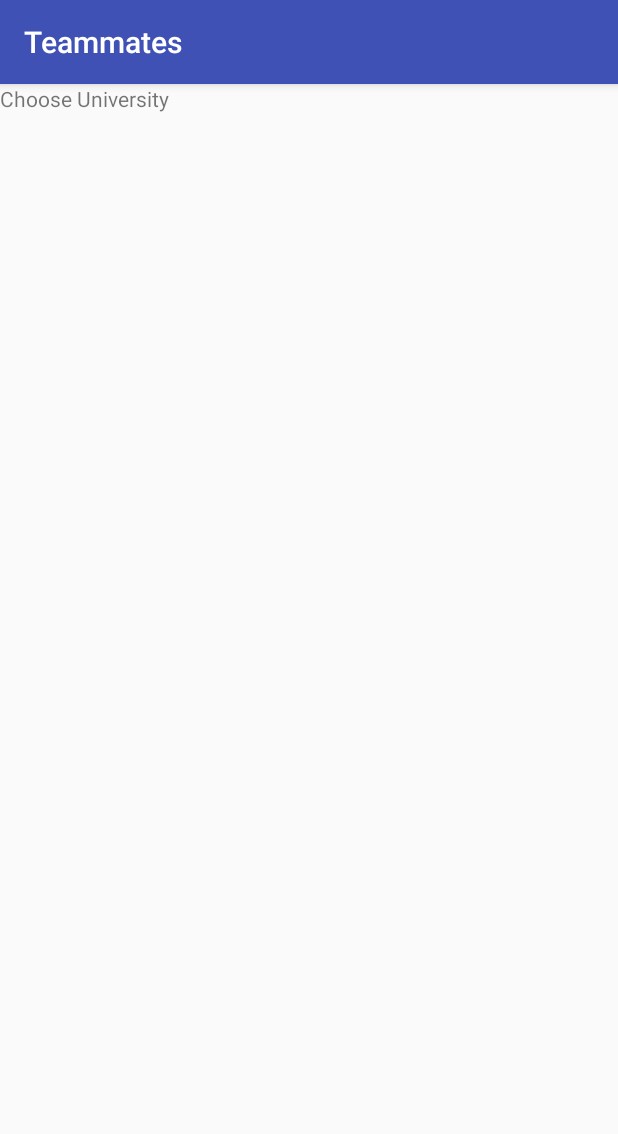
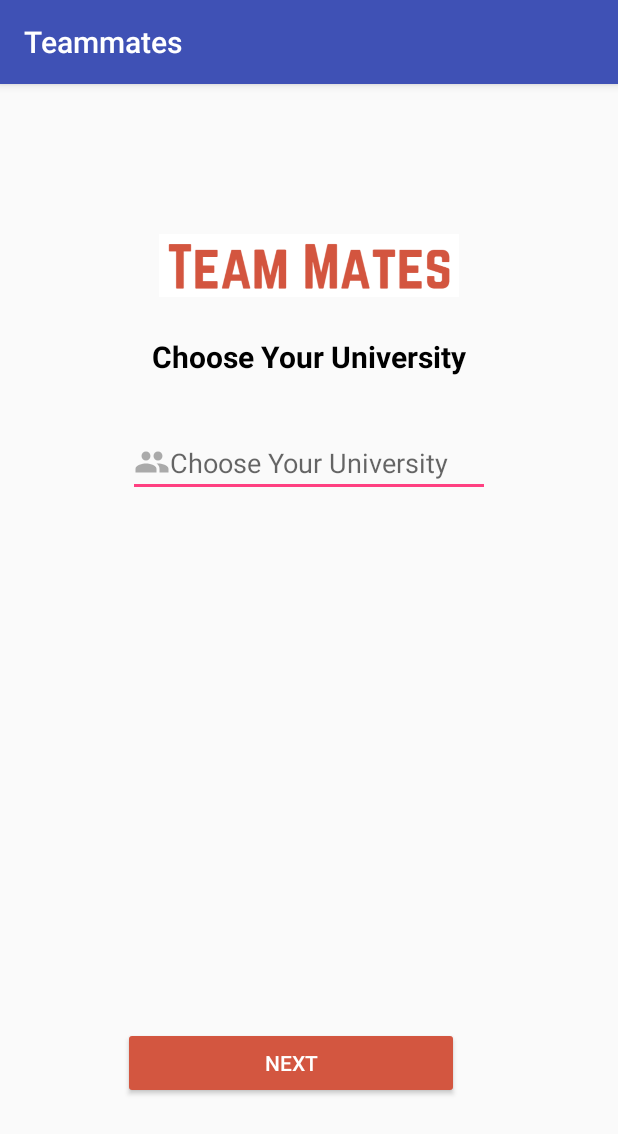
Before and after one commit to maziesmith/mobile-application-development-1, an Android app: the University screen opened directly, with no data from a screen before it, on a phone screen of 412 x 824 dp. Shown: the top 1134 px of the screen. Run offline under Robolectric (Android 15) with nearby library versions, the phone set to English and light mode, and no system bars.

Commit message:
Teammates: Login and Register Done

```diff
--- a/Teammates/app/build.gradle
+++ b/Teammates/app/build.gradle
@@ -23,10 +23,10 @@ dependencies {
     //noinspection GradleCompatible
     implementation 'com.android.support:appcompat-v7:28.0.0'
     implementation 'com.android.support.constraint:constraint-layout:1.1.3'
-    implementation 'com.google.firebase:firebase-auth:11.6.0'
     testImplementation 'junit:junit:4.12'
     androidTestImplementation 'com.android.support.test:runner:1.0.2'
     androidTestImplementation 'com.android.support.test.espresso:espresso-core:3.0.2'
+    implementation 'com.google.firebase:firebase-auth:16.0.3'
 }
 
 apply plugin: 'com.google.gms.google-services'
--- a/Teammates/app/src/main/AndroidManifest.xml
+++ b/Teammates/app/src/main/AndroidManifest.xml
@@ -18,7 +18,8 @@
         </activity>
         <activity android:name=".SignIn" />
         <activity android:name=".CreateAccount" />
-        <activity android:name=".University"></activity>
+        <activity android:name=".University" />
+        <activity android:name=".Homepage"></activity>
     </application>
 
 </manifest>
--- a/Teammates/app/src/main/res/layout/activity_create_account.xml
+++ b/Teammates/app/src/main/res/layout/activity_create_account.xml
@@ -66,7 +66,7 @@
 
     <!--Sign in Button-->
     <Button
-        android:id="@+id/buttonSignUp"
+        android:id="@+id/nextSignUp"
         android:layout_width="265dp"
         android:layout_height="wrap_content"
         android:layout_alignParentBottom="true"
--- a/Teammates/app/src/main/res/layout/activity_login.xml
+++ b/Teammates/app/src/main/res/layout/activity_login.xml
@@ -79,6 +79,7 @@
 
     <!--Sign in Button-->
     <Button
+        android:id="@+id/buttonSignIn"
         android:layout_width="224dp"
         android:layout_height="wrap_content"
         android:layout_alignEnd="@+id/teammate_signin"
@@ -87,7 +88,8 @@
         android:text="@string/sign_in"
         android:backgroundTint="@color/team"
         android:textColor="@android:color/white"
-        android:layout_alignRight="@+id/teammate_signin" />
+        android:layout_alignRight="@+id/teammate_signin"
+        android:onClick="signInHandler"/>
 
     <!--No accoount? Create One-->
     <LinearLayout
--- a/Teammates/app/src/main/res/layout/activity_university.xml
+++ b/Teammates/app/src/main/res/layout/activity_university.xml
@@ -1,13 +1,54 @@
 <?xml version="1.0" encoding="utf-8"?>
-<android.support.constraint.ConstraintLayout xmlns:android="http://schemas.android.com/apk/res/android"
+<RelativeLayout xmlns:android="http://schemas.android.com/apk/res/android"
     xmlns:app="http://schemas.android.com/apk/res-auto"
     xmlns:tools="http://schemas.android.com/tools"
     android:layout_width="match_parent"
     android:layout_height="match_parent"
     tools:context=".University">
+    <!--Team mate log-->
+    <ImageView
+        android:id="@+id/teammate_signin"
+        android:layout_width="200sp"
+        android:layout_height="142dp"
+        android:layout_alignParentTop="true"
+        android:layout_centerHorizontal="true"
+        android:paddingTop="100sp"
+        android:src="@drawable/teammates" />
+
+
+    <!--Sign In Text View-->
     <TextView
+        android:id="@+id/uni"
         android:layout_width="wrap_content"
         android:layout_height="wrap_content"
-        android:text="Choose University"/>
+        android:layout_alignParentTop="true"
+        android:layout_centerHorizontal="true"
+        android:layout_marginTop="168dp"
+        android:text="@string/choose_your_university"
+        android:textColor="@android:color/background_dark"
+        android:textSize="20sp"
+        android:textStyle="bold" />
 
-</android.support.constraint.ConstraintLayout>
+    <EditText
+        android:id="@+id/emailSignIn"
+        android:layout_width="241dp"
+        android:drawableLeft="@drawable/user"
+        android:layout_height="wrap_content"
+        android:layout_alignParentTop="true"
+        android:layout_centerHorizontal="true"
+        android:layout_marginTop="230dp"
+        android:hint="@string/choose_your_university"
+        android:drawableStart="@drawable/user" />
+
+    <Button
+        android:layout_width="224dp"
+        android:layout_height="wrap_content"
+        android:layout_alignEnd="@+id/teammate_signin"
+        android:layout_alignParentBottom="true"
+        android:layout_marginBottom="91dp"
+        android:text="@string/next"
+        android:backgroundTint="@color/team"
+        android:textColor="@android:color/white"
+        android:layout_alignRight="@+id/teammate_signin"
+        tools:ignore="UnusedAttribute" />
+</RelativeLayout>
--- a/Teammates/app/src/main/res/values/strings.xml
+++ b/Teammates/app/src/main/res/values/strings.xml
@@ -13,4 +13,5 @@
     <string name="for_better_teams">For Better Teams</string>
     <string name="get_started">Get Started</string>
     <string name="sign_up">Sign up</string>
+    <string name="choose_your_university">Choose Your University</string>
 </resources>
--- a/Teammates/build.gradle
+++ b/Teammates/build.gradle
@@ -12,7 +12,7 @@ buildscript {
 
         // NOTE: Do not place your application dependencies here; they belong
         // in the individual module build.gradle files
-        classpath 'com.google.gms:google-services:3.1.1'
+        classpath 'com.google.gms:google-services:4.0.1'
     }
 }
 
```
Also changed, not shown: Teammates/app/src/main/java/com/srdstacks/teammates/CreateAccount.java (+7 -7 lines), Teammates/app/src/main/java/com/srdstacks/teammates/Homepage.java (added, +29 -0 lines), Teammates/app/src/main/java/com/srdstacks/teammates/MainActivity.java (+8 -10 lines), Teammates/app/src/main/java/com/srdstacks/teammates/SignIn.java (+88 -0 lines), Teammates/app/src/main/java/com/srdstacks/teammates/University.java (+9 -0 lines), Teammates/app/src/main/res/layout/activity_homepage.xml (added, +18 -0 lines), 1 other file.
